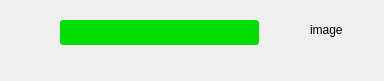
Before: the Qt Designer form customUI/textchatinfoitem.ui in GhostsLYB/Client, drawn with Qt 5.
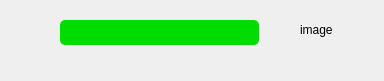
After: the same form once the commit is applied.

Patch:
```diff
--- a/customUI/textchatinfoitem.ui
+++ b/customUI/textchatinfoitem.ui
@@ -50,7 +50,7 @@
     </size>
    </property>
    <property name="styleSheet">
-    <string notr="true">border-radius:3px;
+    <string notr="true">border-radius:5px;
 background-color: rgb(0, 220, 0);</string>
    </property>
    <property name="html">
@@ -64,7 +64,7 @@
   <widget class="QLabel" name="lb_image">
    <property name="geometry">
     <rect>
-     <x>310</x>
+     <x>300</x>
      <y>10</y>
      <width>40</width>
      <height>40</height>
```
